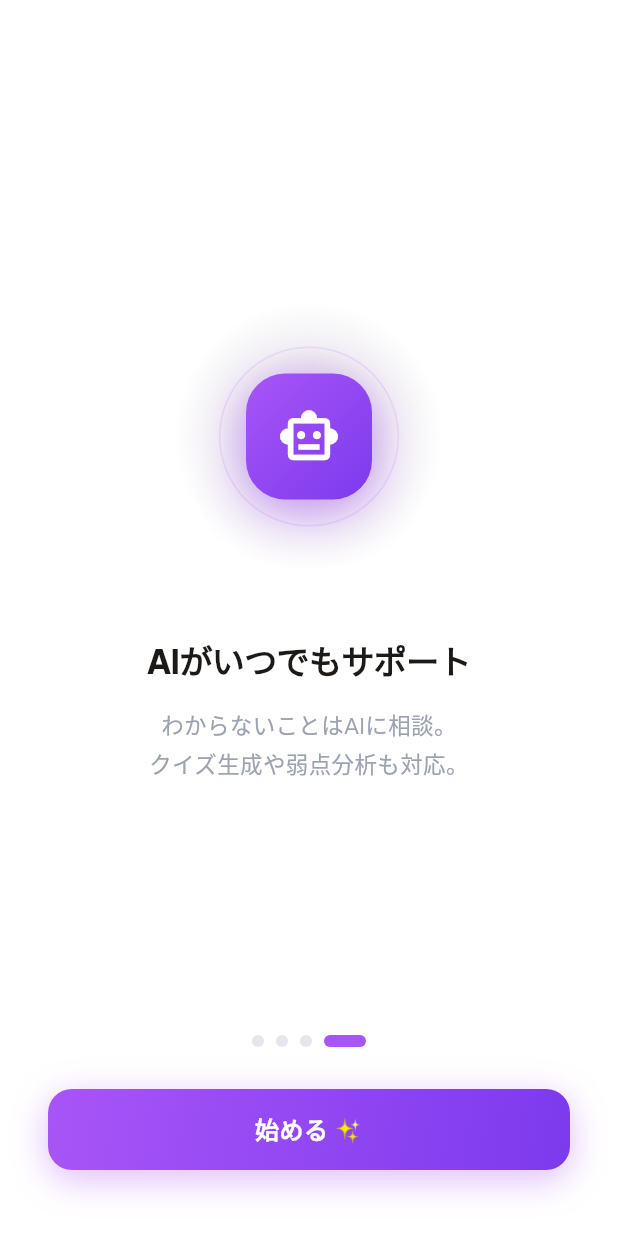
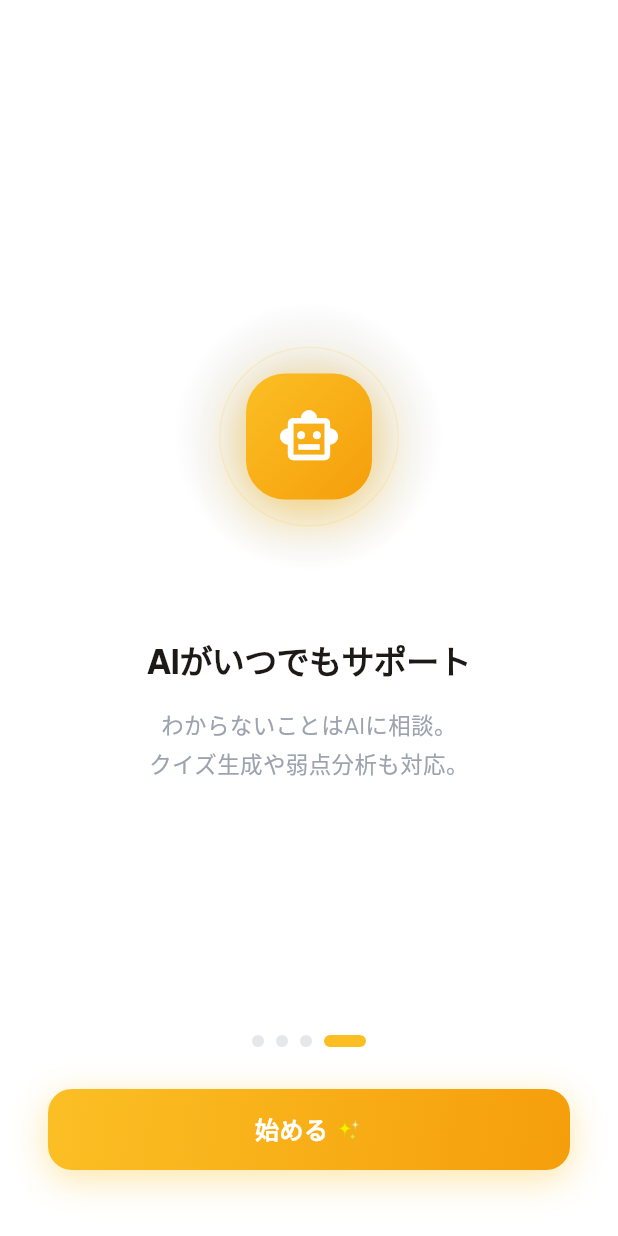
Before and after one commit to okiljon04344/eduplaner_ai, a Flutter app: the OnboardingScreen screen opened by its route, swiped to page 4, on a phone screen of 412 x 824 dp. Run offline on Flutter 3.47's test engine with Material 3 defaults, Android fonts, the phone set to English and light mode, and no system bars; drawn by our look-alikes of flutter_animate, toastification; our stand-ins replace cloud_firestore, cloud_functions, file_picker, firebase_auth, firebase_core, firebase_messaging and 11 more; missing offline and left inert: google_sign_in_web; accounts and stored records are empty; network calls fail.

Commit message:
fix: theme/kontrast buglari — onboarding eski rang, light matn kontrasti, hero panel const-freeze, settings tugma rangi
- Onboarding 1/4-sahifalardagi rebranddan oldingi binafsha ranglar Green Neon palitraga o'tkazildi
- AppColors.lightTextMuted (och mint-yashil, o'qib bo'lmas) neytral kulrangga tuzatildi
- Home hero-kartasi va boshqa const-widgetlar ba'zi navigatsiya yo'llarida (push/pop, tab revisit)
  AppColors o'zgarishini olmay "muzlab" qolayotgan edi — KeyedSubtree(brightness) va
  AppShell tab-key'ini har safar yangilash orqali tuzatildi
- Settings'dagi guruh ulashish tugmalari xuddi shu const-freeze sababidan doim oq bo'lib qolardi

Co-Authored-By: Claude Sonnet 5 <noreply@anthropic.com>
Claude-Session: https://claude.ai/code/session_01RHxkvoFBLSdxmEFiqd3hgw

```diff
--- a/lib/core/theme/app_colors.dart
+++ b/lib/core/theme/app_colors.dart
@@ -166,7 +166,7 @@ abstract class AppColors {
   static const lightBgLayer = Color(0xFFF0FDF9);
   static const lightTextPrimary = Color(0xFF1C1917);
   static const lightTextSecondary = Color(0xFF9CA3AF);
-  static const lightTextMuted = Color(0xFFA7F3D0);
+  static const lightTextMuted = Color(0xFFB0B7C3);
   static const lightBorder = Color(0xFFE5E7EB);
   static const lightBorderLight = Color(0xFFF3F4F6);
   static const lightCardBg = Color(0xFFFFFFFF);
--- a/lib/core/theme/app_theme.dart
+++ b/lib/core/theme/app_theme.dart
@@ -96,6 +96,7 @@ class AppTheme {
       ),
       outlinedButtonTheme: OutlinedButtonThemeData(
         style: OutlinedButton.styleFrom(
+          backgroundColor: Colors.transparent,
           side: const BorderSide(color: AppColors.primaryMid),
           foregroundColor: isDark ? AppColors.primaryLight : AppColors.primaryDark,
           shape: RoundedRectangleBorder(borderRadius: BorderRadius.circular(16)),
--- a/lib/features/home/screens/home_screen.dart
+++ b/lib/features/home/screens/home_screen.dart
@@ -70,7 +70,7 @@ class HomeScreen extends ConsumerWidget {
                   ),
                 ),
               ),
-              const SliverToBoxAdapter(child: _HeroHeader()),
+              SliverToBoxAdapter(child: KeyedSubtree(key: ValueKey(AppColors.brightness), child: const _HeroHeader())),
               SliverToBoxAdapter(
                 child: Padding(
                   padding: const EdgeInsets.fromLTRB(16, 4, 16, 14),
--- a/lib/features/onboarding/screens/onboarding_screen.dart
+++ b/lib/features/onboarding/screens/onboarding_screen.dart
@@ -21,8 +21,8 @@ class _OnboardingScreenState extends ConsumerState<OnboardingScreen> {
   static List<_PageData> get _pages => [
     _PageData(
       icon: Icons.auto_awesome,
-      color: const Color(0xFF8B5CF6),
-      accentColor: const Color(0xFF6D28D9),
+      color: AppColors.blue,
+      accentColor: const Color(0xFF2563EB),
       title: AppStrings.t('onboard_1_title'),
       subtitle: AppStrings.t('onboard_1_sub'),
     ),
@@ -42,8 +42,8 @@ class _OnboardingScreenState extends ConsumerState<OnboardingScreen> {
     ),
     _PageData(
       icon: Icons.smart_toy_outlined,
-      color: const Color(0xFFA855F7),
-      accentColor: const Color(0xFF7C3AED),
+      color: AppColors.amber,
+      accentColor: AppColors.amberDeep,
       title: AppStrings.t('onboard_4_title'),
       subtitle: AppStrings.t('onboard_4_sub'),
     ),
--- a/lib/features/settings/screens/settings_screen.dart
+++ b/lib/features/settings/screens/settings_screen.dart
@@ -183,7 +183,7 @@ class _SettingsScreenState extends ConsumerState<SettingsScreen> {
               ],
             ),
             _SectionTitle(AppStrings.t('set_class_share')),
-            const _SettingsCard(children: [GroupShareSection()]),
+            _SettingsCard(children: [GroupShareSection()]),
             _SectionTitle(AppStrings.t('settings_section_notifications')),
             _SettingsCard(
               children: [
```
Also changed, not shown: lib/shared/widgets/app_shell.dart (+10 -2 lines), 2 other files.
